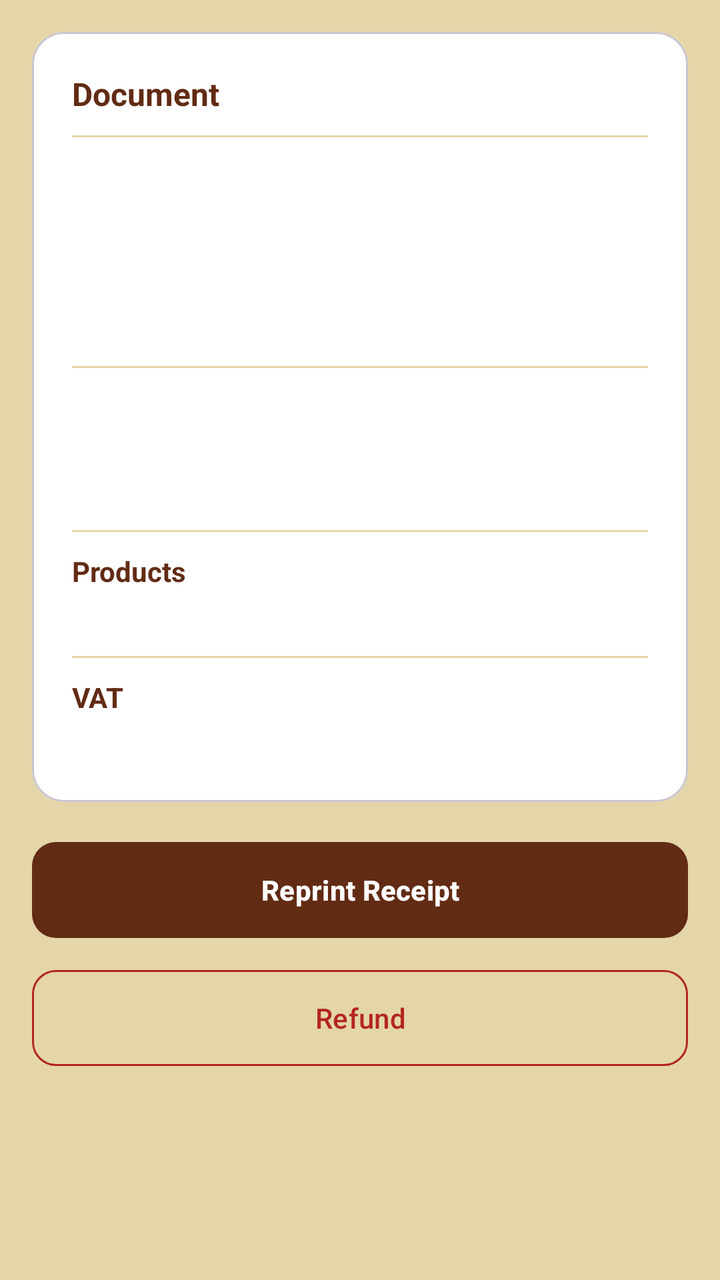
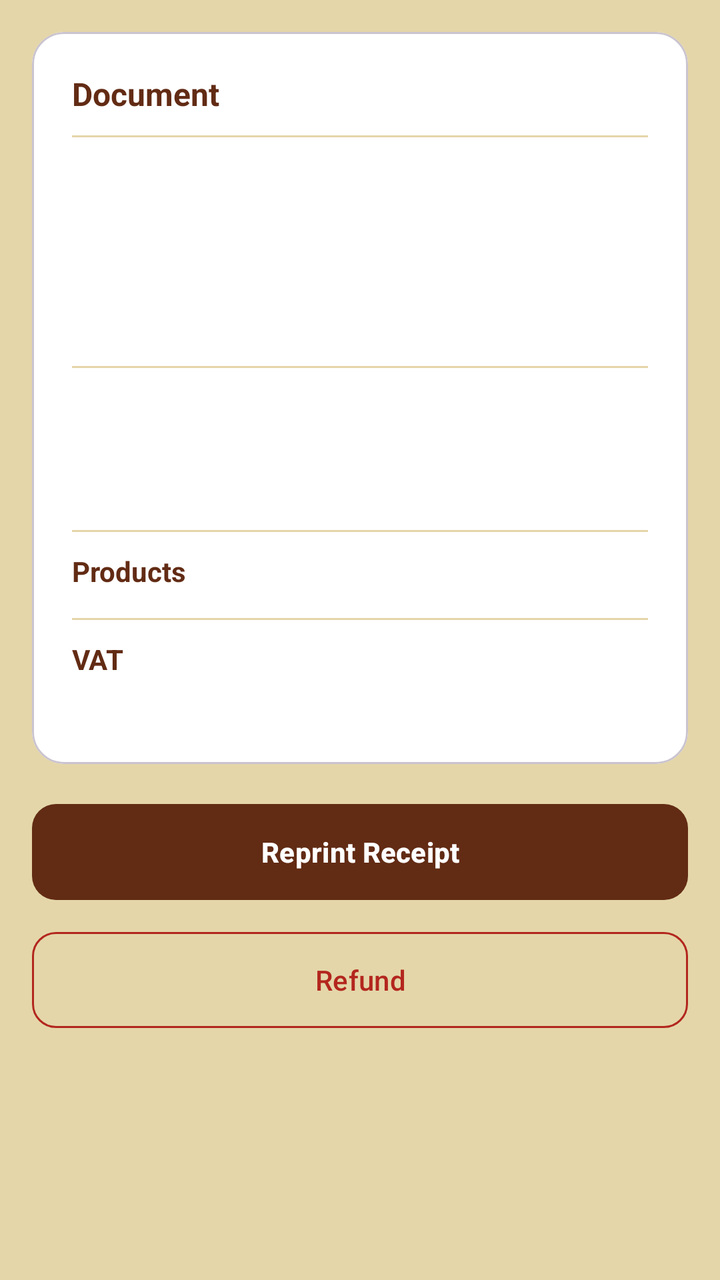

Two renders of the same Android screen: before a commit and after it. Below are the layout's source before the change and the commit's diff.
<!-- AndroidManifest.xml: application theme Theme.MyShopApp -->
<!-- res/layout/fragment_sale_detail.xml -->
<?xml version="1.0" encoding="utf-8"?>
<ScrollView
    xmlns:android="http://schemas.android.com/apk/res/android"
    xmlns:app="http://schemas.android.com/apk/res-auto"
    android:layout_width="match_parent"
    android:layout_height="match_parent"
    android:background="@color/md_background"
    android:fillViewport="true">

    <androidx.constraintlayout.widget.ConstraintLayout
        android:layout_width="match_parent"
        android:layout_height="wrap_content"
        android:padding="16dp">

        <com.google.android.material.card.MaterialCardView
            android:id="@+id/receiptCard"
            android:layout_width="match_parent"
            android:layout_height="wrap_content"
            app:cardBackgroundColor="@color/md_surface"
            app:cardCornerRadius="16dp"
            app:layout_constraintTop_toTopOf="parent">

            <LinearLayout
                android:layout_width="match_parent"
                android:layout_height="wrap_content"
                android:orientation="vertical"
                android:padding="20dp">

                <TextView
                    android:id="@+id/tvDocumentId"
                    android:layout_width="match_parent"
                    android:layout_height="wrap_content"
                    android:text="Document"
                    android:textColor="@color/md_primary"
                    android:textStyle="bold"
                    android:textSize="16sp"/>

                <View android:layout_width="match_parent" android:layout_height="1dp" android:background="@color/md_background" android:layout_marginVertical="10dp"/>

                <TextView
                    android:id="@+id/tvTotal"
                    android:layout_width="match_parent"
                    android:layout_height="wrap_content"
                    android:textSize="22sp"
                    android:textColor="@color/md_primary"
                    android:textStyle="bold"/>

                <TextView
                    android:id="@+id/tvCash"
                    android:layout_width="match_parent"
                    android:layout_height="wrap_content"
                    android:layout_marginTop="4dp"
                    android:textColor="@color/md_secondary"/>

                <TextView
                    android:id="@+id/tvCard"
                    android:layout_width="match_parent"
                    android:layout_height="wrap_content"
                    android:layout_marginTop="2dp"
                    android:textColor="@color/md_secondary"/>

                <TextView
                    android:id="@+id/tvBonus"
                    android:layout_width="match_parent"
                    android:layout_height="wrap_content"
                    android:layout_marginTop="2dp"
                    android:textColor="@color/md_secondary"/>

                <View android:layout_width="match_parent" android:layout_height="1dp" android:background="@color/md_background" android:layout_marginVertical="10dp"/>

                <TextView
                    android:id="@+id/tvCashier"
                    android:layout_width="match_parent"
                    android:layout_height="wrap_content"
                    android:textColor="@color/md_tertiary"/>

                <TextView
                    android:id="@+id/tvDate"
                    android:layout_width="match_parent"
                    android:layout_height="wrap_content"
                    android:layout_marginTop="2dp"
                    android:textColor="@color/md_tertiary"/>

                <TextView
                    android:id="@+id/tvRrn"
                    android:layout_width="match_parent"
                    android:layout_height="wrap_content"
                    android:layout_marginTop="2dp"
                    android:textColor="@color/md_tertiary"/>

                <View android:layout_width="match_parent" android:layout_height="1dp" android:background="@color/md_background" android:layout_marginVertical="10dp"/>

                <TextView
                    android:layout_width="match_parent"
                    android:layout_height="wrap_content"
                    android:text="Products"
                    android:textStyle="bold"
                    android:textColor="@color/md_primary"/>

                <TextView
                    android:id="@+id/tvItems"
                    android:layout_width="match_parent"
                    android:layout_height="wrap_content"
                    android:layout_marginTop="4dp"
                    android:textColor="@color/md_on_surface"/>

                <View android:layout_width="match_parent" android:layout_height="1dp" android:background="@color/md_background" android:layout_marginVertical="10dp"/>

                <TextView
                    android:layout_width="match_parent"
                    android:layout_height="wrap_content"
                    android:text="VAT"
                    android:textStyle="bold"
                    android:textColor="@color/md_primary"/>

                <TextView
                    android:id="@+id/tvVat"
                    android:layout_width="match_parent"
                    android:layout_height="wrap_content"
                    android:layout_marginTop="4dp"
                    android:textColor="@color/md_on_surface"/>
            </LinearLayout>
        </com.google.android.material.card.MaterialCardView>

        <com.google.android.material.button.MaterialButton
            android:id="@+id/btnReprint"
            android:layout_width="match_parent"
            android:layout_height="56dp"
            android:layout_marginTop="16dp"
            android:text="Reprint Receipt"
            android:textStyle="bold"
            app:backgroundTint="@color/md_primary"
            app:cornerRadius="12dp"
            app:layout_constraintTop_toBottomOf="@id/receiptCard"/>

        <com.google.android.material.button.MaterialButton
            android:id="@+id/btnRefund"
            style="@style/Widget.Material3.Button.OutlinedButton"
            android:layout_width="match_parent"
            android:layout_height="56dp"
            android:layout_marginTop="8dp"
            android:text="Refund"
            android:textColor="?attr/colorError"
            app:strokeColor="?attr/colorError"
            app:cornerRadius="12dp"
            app:layout_constraintTop_toBottomOf="@id/btnReprint"/>

        <ProgressBar
            android:id="@+id/progressBar"
            android:layout_width="wrap_content"
            android:layout_height="wrap_content"
            android:visibility="gone"
            android:indeterminateTint="@color/md_primary"
            app:layout_constraintTop_toTopOf="parent"
            app:layout_constraintBottom_toBottomOf="parent"
            app:layout_constraintStart_toStartOf="parent"
            app:layout_constraintEnd_toEndOf="parent"/>

    </androidx.constraintlayout.widget.ConstraintLayout>
</ScrollView>
<!-- resources referenced by this layout -->
<resources>
  <color name="md_background">#E4D6A9</color>
  <color name="md_on_surface">#622B14</color>
  <color name="md_primary">#622B14</color>
  <color name="md_secondary">#995F2F</color>
  <color name="md_surface">#FFFFFF</color>
  <color name="md_tertiary">#978F66</color>
  <style name="Theme.MyShopApp" parent="Base.Theme.MyShopApp" />
  <style name="Base.Theme.MyShopApp" parent="Theme.Material3.DayNight.NoActionBar">
          
          
      </style>
</resources>

<!-- the commit's change to res/layout/fragment_sale_detail.xml (unified diff, before → after) -->
@@ -97,10 +97,12 @@
                     android:textStyle="bold"
                     android:textColor="@color/md_primary"/>
 
-                <TextView
+                <androidx.recyclerview.widget.RecyclerView
                     android:id="@+id/tvItems"
                     android:layout_width="match_parent"
                     android:layout_height="wrap_content"
+                    android:orientation="vertical"
+                    app:layoutManager="androidx.recyclerview.widget.LinearLayoutManager"
                     android:layout_marginTop="4dp"
                     android:textColor="@color/md_on_surface"/>
 
@@ -145,6 +147,19 @@
             app:cornerRadius="12dp"
             app:layout_constraintTop_toBottomOf="@id/btnReprint"/>
 
+        <com.google.android.material.button.MaterialButton
+            android:id="@+id/btnVoid"
+            style="@style/Widget.Material3.Button.OutlinedButton"
+            android:layout_width="match_parent"
+            android:layout_height="56dp"
+            android:layout_marginTop="8dp"
+            android:text="VOID"
+            android:textColor="?attr/colorError"
+            app:strokeColor="?attr/colorError"
+            app:cornerRadius="12dp"
+            android:visibility="gone"
+            app:layout_constraintTop_toBottomOf="@id/btnRefund"/>
+
         <ProgressBar
             android:id="@+id/progressBar"
             android:layout_width="wrap_content"
